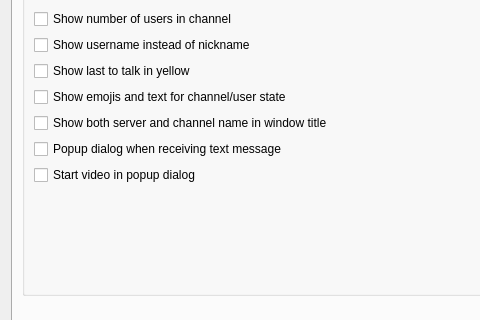
Qt form Client/qtTeamTalk/preferences.ui (BearWare/TeamTalk5) before a commit; both pictures show x 0 to 480 and y 198 to 518 of the 994 by 697 pixel window.
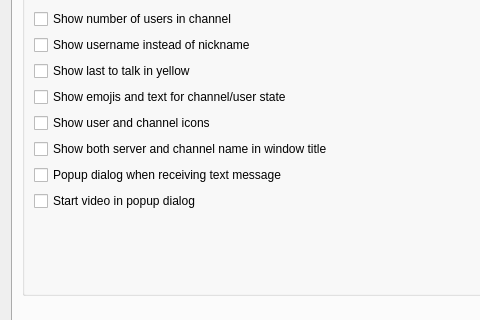
The same form after that commit. The open tabs and pages were chosen to show the change. Icons and pictures are not drawn. Custom widgets are drawn as their Qt base class.

Commit message:
Option to disable channel tree icons (#2073)
* Add option to disable animations and apply oon channels tree

* Update change log

* Fix declaration of anim bool

* Fix ui file

* Extend to color and pixmap

* Rename option

* Align change log with new name

* Apply requested changes

* Change "Show animations" to "Show user and channel icons"

* Update changelog

---------

What changed in the file:
```diff
--- a/Client/qtTeamTalk/preferences.ui
+++ b/Client/qtTeamTalk/preferences.ui
@@ -449,6 +449,13 @@
                 </property>
                </widget>
               </item>
+              <item>
+               <widget class="QCheckBox" name="animChkBox">
+                <property name="text">
+                 <string>Show user and channel icons</string>
+                </property>
+               </widget>
+              </item>
               <item>
                <widget class="QCheckBox" name="ServnameChkBox">
                 <property name="text">
```
The commit also changes 4 other files.
